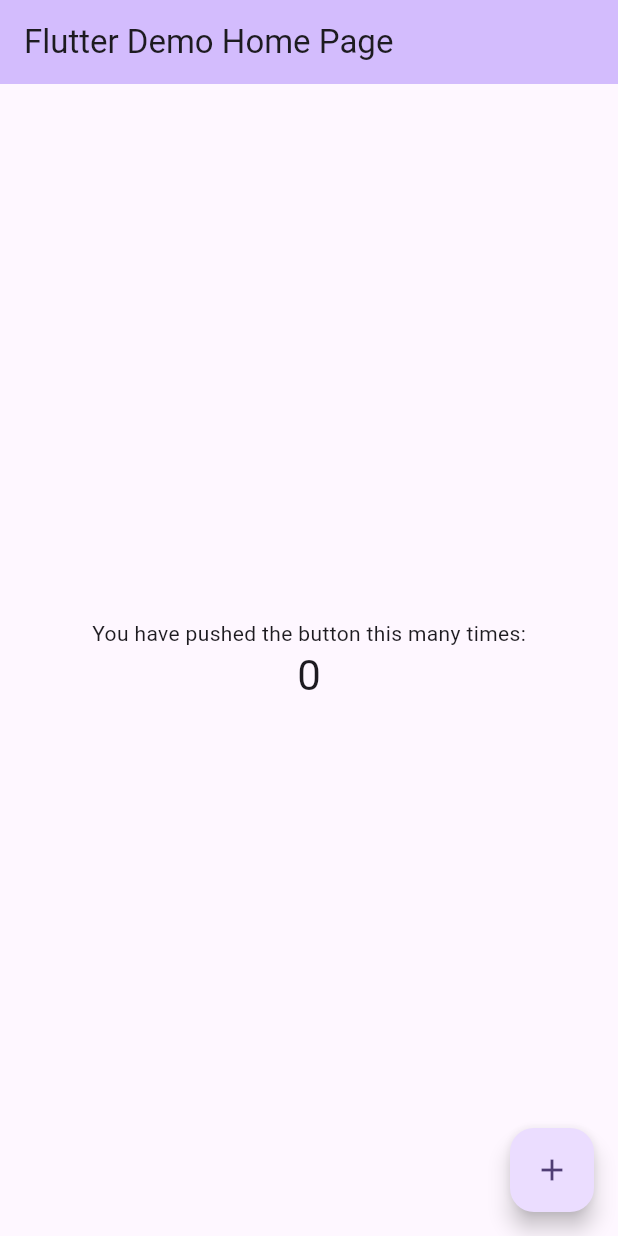
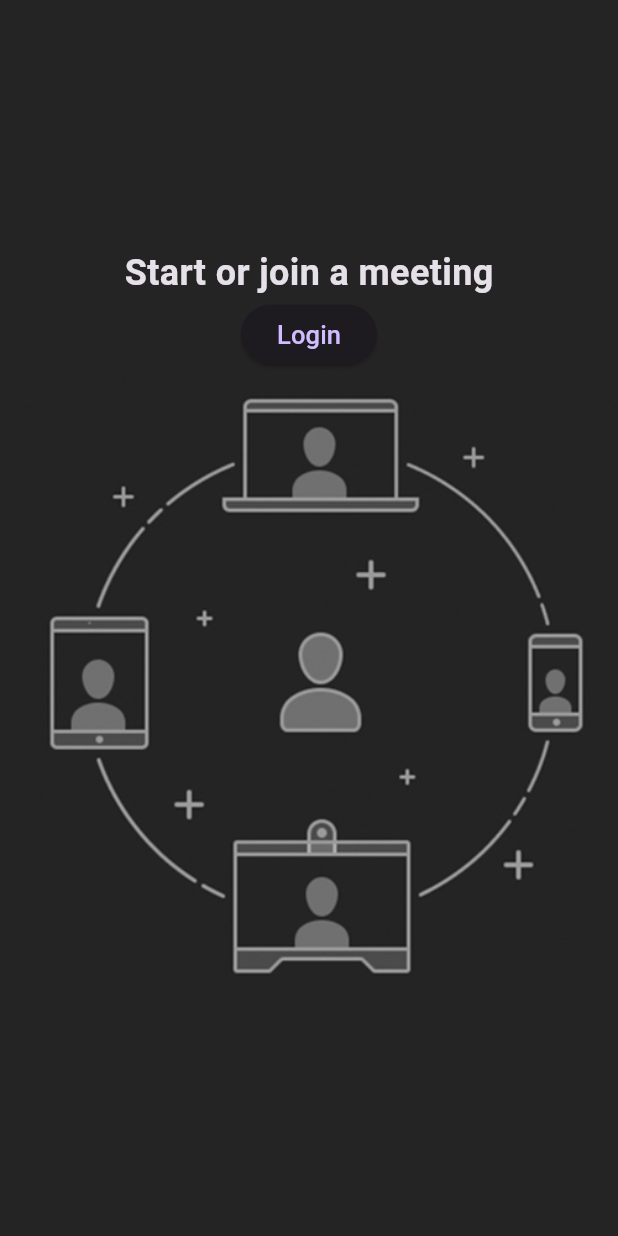
Before and after one commit to arafat-jahan/flutter-zoom-clone, a Flutter app: the screen it shows after launch, on a phone screen of 412 x 824 dp. Run offline on Flutter 3.47's test engine with Material 3 defaults, Android fonts, the phone set to English and light mode, and no system bars.

Commit message:
custom button and login screen added

```diff
--- a/lib/main.dart
+++ b/lib/main.dart
@@ -1,4 +1,6 @@
 import 'package:flutter/material.dart';
+import 'package:zoom_clone/screens/login_screen.dart';
+import 'package:zoom_clone/utils/colors.dart';
 
 void main() {
   runApp(const MyApp());
@@ -11,115 +13,14 @@ class MyApp extends StatelessWidget {
   @override
   Widget build(BuildContext context) {
     return MaterialApp(
-      title: 'Flutter Demo',
-      theme: ThemeData(
-        // This is the theme of your application.
-        //
-        // TRY THIS: Try running your application with "flutter run". You'll see
-        // the application has a blue toolbar. Then, without quitting the app,
-        // try changing the seedColor in the colorScheme below to Colors.green
-        // and then invoke "hot reload" (save your changes or press the "hot
-        // reload" button in a Flutter-supported IDE, or press "r" if you used
-        // the command line to start the app).
-        //
-        // Notice that the counter didn't reset back to zero; the application
-        // state is not lost during the reload. To reset the state, use hot
-        // restart instead.
-        //
-        // This works for code too, not just values: Most code changes can be
-        // tested with just a hot reload.
-        colorScheme: ColorScheme.fromSeed(seedColor: Colors.deepPurple),
-        useMaterial3: true,
-      ),
-      home: const MyHomePage(title: 'Flutter Demo Home Page'),
+      debugShowCheckedModeBanner: false,
+      title: 'Zoom Clone',
+      theme:
+          ThemeData.dark().copyWith(scaffoldBackgroundColor: backgroundColor),
+      routes: {
+        '/login': (context) => const LoginScreen(),
+      },
+      home: const LoginScreen(),
     );
   }
 }
-
-class MyHomePage extends StatefulWidget {
-  const MyHomePage({super.key, required this.title});
-
-  // This widget is the home page of your application. It is stateful, meaning
-  // that it has a State object (defined below) that contains fields that affect
-  // how it looks.
-
-  // This class is the configuration for the state. It holds the values (in this
-  // case the title) provided by the parent (in this case the App widget) and
-  // used by the build method of the State. Fields in a Widget subclass are
-  // always marked "final".
-
-  final String title;
-
-  @override
-  State<MyHomePage> createState() => _MyHomePageState();
-}
-
-class _MyHomePageState extends State<MyHomePage> {
-  int _counter = 0;
-
-  void _incrementCounter() {
-    setState(() {
-      // This call to setState tells the Flutter framework that something has
-      // changed in this State, which causes it to rerun the build method below
-      // so that the display can reflect the updated values. If we changed
-      // _counter without calling setState(), then the build method would not be
-      // called again, and so nothing would appear to happen.
-      _counter++;
-    });
-  }
-
-  @override
-  Widget build(BuildContext context) {
-    // This method is rerun every time setState is called, for instance as done
-    // by the _incrementCounter method above.
-    //
-    // The Flutter framework has been optimized to make rerunning build methods
-    // fast, so that you can just rebuild anything that needs updating rather
-    // than having to individually change instances of widgets.
-    return Scaffold(
-      appBar: AppBar(
-        // TRY THIS: Try changing the color here to a specific color (to
-        // Colors.amber, perhaps?) and trigger a hot reload to see the AppBar
-        // change color while the other colors stay the same.
-        backgroundColor: Theme.of(context).colorScheme.inversePrimary,
-        // Here we take the value from the MyHomePage object that was created by
-        // the App.build method, and use it to set our appbar title.
-        title: Text(widget.title),
-      ),
-      body: Center(
-        // Center is a layout widget. It takes a single child and positions it
-        // in the middle of the parent.
-        child: Column(
-          // Column is also a layout widget. It takes a list of children and
-          // arranges them vertically. By default, it sizes itself to fit its
-          // children horizontally, and tries to be as tall as its parent.
-          //
-          // Column has various properties to control how it sizes itself and
-          // how it positions its children. Here we use mainAxisAlignment to
-          // center the children vertically; the main axis here is the vertical
-          // axis because Columns are vertical (the cross axis would be
-          // horizontal).
-          //
-          // TRY THIS: Invoke "debug painting" (choose the "Toggle Debug Paint"
-          // action in the IDE, or press "p" in the console), to see the
-          // wireframe for each widget.
-          mainAxisAlignment: MainAxisAlignment.center,
-          children: <Widget>[
-            const Text(
-              'You have pushed the button this many times:',
-            ),
-            Text(
-              '$_counter',
-              style: Theme.of(context).textTheme.headlineMedium,
-            ),
-          ],
-        ),
-      ),
-      floatingActionButton: FloatingActionButton(
-        onPressed: _incrementCounter,
-        tooltip: 'Increment',
-        child: const Icon(Icons.add),
-      ), // This trailing comma makes auto-formatting nicer for build methods.
-    );
-  }
-}
--- /dev/null
+++ b/lib/screens/login_screen.dart
@@ -0,0 +1,26 @@
+import 'package:flutter/material.dart';
+import 'package:zoom_clone/widgets/custom_button.dart';
+
+class LoginScreen extends StatefulWidget {
+  const LoginScreen({super.key});
+
+  @override
+  State<LoginScreen> createState() => _LoginScreenState();
+}
+
+class _LoginScreenState extends State<LoginScreen> {
+  @override
+  Widget build(BuildContext context) {
+    return Scaffold(
+body: Column(
+  mainAxisAlignment: MainAxisAlignment.center,
+  children: [
+    const Text('Start or join a meeting',style: TextStyle(fontSize: 24,fontWeight: FontWeight.bold),),
+    CustomButton(text: 'Login'),
+
+    Image.asset('assets/images/onboarding.jpg')
+  ],
+),
+    );
+  }
+}
--- /dev/null
+++ b/lib/utils/colors.dart
@@ -0,0 +1,6 @@
+import 'package:flutter/material.dart';
+
+const backgroundColor = Color.fromRGBO(36, 36, 36, 1);
+const buttonColor = Color.fromRGBO(14, 114, 236, 1);
+const footerColor = Color.fromRGBO(26, 26, 26, 1);
+const secondaryBackgroundColor = Color.fromRGBO(46, 46, 46, 1);
--- /dev/null
+++ b/lib/widgets/custom_button.dart
@@ -0,0 +1,15 @@
+import 'package:flutter/material.dart';
+
+class CustomButton extends StatelessWidget {
+
+  final String text;
+  const CustomButton({super.key, required this.text});
+
+  @override
+  Widget build(BuildContext context) {
+    return ElevatedButton(
+        onPressed: (){},
+        child: Text(text, style: const TextStyle(fontSize: 17),),
+    );
+  }
+}
```
Also changed, not shown: pubspec.yaml (+2 -8 lines), assets/images/onboarding.jpg (added).
